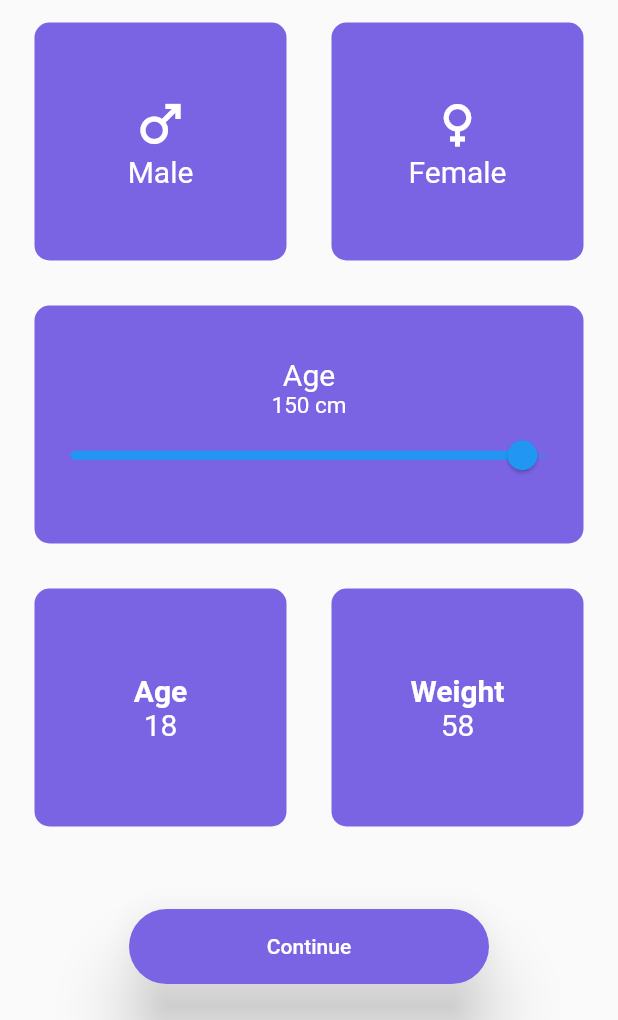
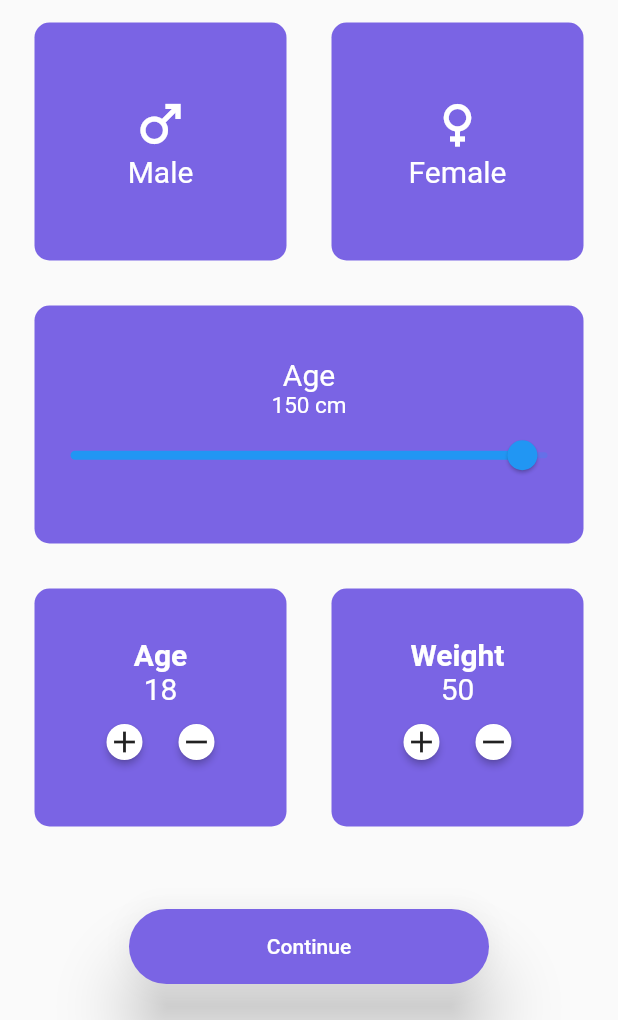
Before and after one commit to rks369/Swastha, a Flutter app: the ParameterDetail screen opened by its route, on a phone screen of 412 x 824 dp, the part 216-1236 px from its top. Run offline on Flutter 3.47's test engine with Material 2 defaults, Android fonts, the phone set to English and light mode, and no system bars.

Commit message:
small add or minus button for age and weight added

```diff
--- a/lib/screens/parameters_detail.dart
+++ b/lib/screens/parameters_detail.dart
@@ -3,6 +3,7 @@ import 'package:flutter/material.dart';
 import 'package:swastha/screens/dashboard.dart';
 import 'package:swastha/utils/styles.dart';
 import 'package:swastha/widgets/card.dart';
+import 'package:swastha/widgets/circle_button.dart';
 import 'package:swastha/widgets/round_button.dart';
 
 class ParameterDetail extends StatefulWidget {
@@ -20,6 +21,8 @@ class _ParameterDetailState extends State<ParameterDetail> {
    Color activeColor = kPrimaryColor;
    bool selectedMale = false;
    bool selectedFemale = false;
+   var AgeValue = 18;
+   var WeightValue = 50;
   @override
   Widget build(BuildContext context) {
     return Scaffold(
@@ -142,8 +145,8 @@ class _ParameterDetailState extends State<ParameterDetail> {
                                 cardChild: Container(
                                   child: Column(
                                     mainAxisAlignment: MainAxisAlignment.center,
-                                    children: const <Widget>[
-                                      Text(
+                                    children:  <Widget>[
+                                      const Text(
                                         "Age",
                                         style: TextStyle(
                                             fontSize: 20.0,
@@ -151,11 +154,29 @@ class _ParameterDetailState extends State<ParameterDetail> {
                                             fontWeight: FontWeight.bold
                                         ),
                                       ),
-                                      Text("18",
+                                       Text(AgeValue.toString(),
                                         style: TextStyle(
                                             fontSize: 20.0,
                                             color: Colors.white
                                         ),),
+                                      Center(
+                                        child: Row(
+                                                     mainAxisAlignment: MainAxisAlignment.center,
+                                          children: <Widget>[
+                                             CircleButton(icon: Icons.add, onpressed: (){
+                                               setState(() {
+                                                 AgeValue++;
+                                               });
+                                             }) ,
+                                             CircleButton(icon: Icons.remove, onpressed: (){
+                                               setState(() {
+                                                 AgeValue--;
+                                               });
+                                             })
+                                          ],
+                                        ),
+                                      )
+
 
 
                                     ],
@@ -168,8 +189,8 @@ class _ParameterDetailState extends State<ParameterDetail> {
                                 cardChild: Container(
                                   child: Column(
                                     mainAxisAlignment: MainAxisAlignment.center,
-                                    children: const <Widget>[
-                                     Text(
+                                    children:  <Widget>[
+                                     const Text(
                                        "Weight",
                                        style: TextStyle(
                                          fontSize: 20.0,
@@ -177,13 +198,32 @@ class _ParameterDetailState extends State<ParameterDetail> {
                                          fontWeight: FontWeight.bold
                                        ),
                                      ),
-                                      Text("58",
-                                        style: TextStyle(
+                                       Text(WeightValue.toString(),
+                                        style: const TextStyle(
                                             fontSize: 20.0,
                                             color: Colors.white
                                         ),),
+                                      Center(
+                                        child: Row(
+                                          mainAxisAlignment: MainAxisAlignment.center,
+                                          children: <Widget>[
+                                            CircleButton(icon: Icons.add, onpressed: (){
+                                              setState(() {
+                                                    WeightValue++;
+                                              });
+
+                                            }),
+                                            CircleButton(icon: Icons.remove,onpressed: (){
+                                                    setState(() {
+                                                        WeightValue--;
+                                                    });
+                                            },)
+                                          ],
+                                        ),
+                                      )
 
                                 ],
+
                                   ),
                                 ), onPress: () {  },
                               )
--- /dev/null
+++ b/lib/widgets/circle_button.dart
@@ -0,0 +1,21 @@
+import 'package:flutter/material.dart';
+
+class CircleButton extends StatelessWidget {
+  const CircleButton({required this.icon, required this.onpressed});
+  final IconData icon;
+  final VoidCallback? onpressed;
+
+  @override
+  Widget build(BuildContext context) {
+    return RawMaterialButton(
+        child: Icon(icon),
+        onPressed: onpressed,
+    constraints: BoxConstraints.tightFor(
+      width: 24.0,
+      height: 24.0,
+    ),
+      shape: CircleBorder(),
+    fillColor: Colors.white,
+    );
+  }
+}
```
